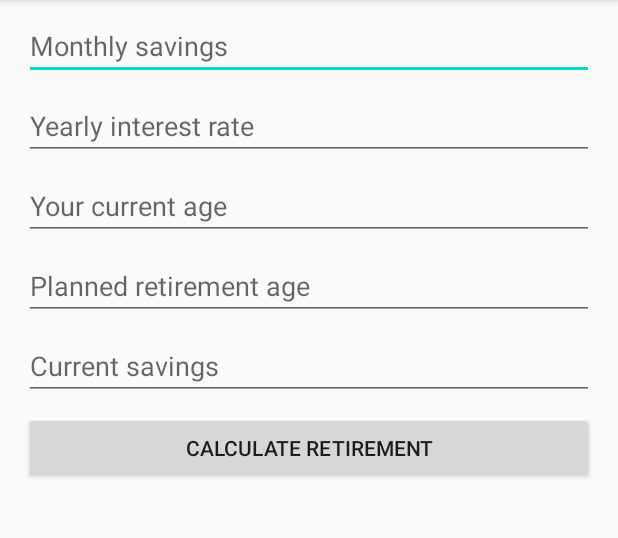
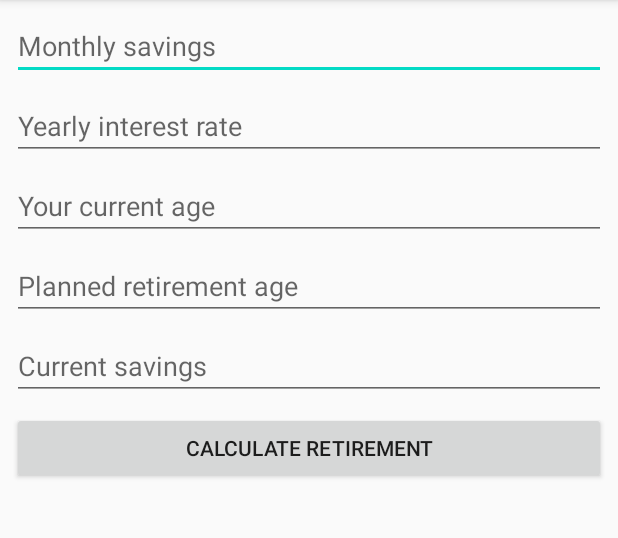
Before and after one commit to suada-haji/CICDDroid, an Android app: the screen it shows after launch (MainActivity), on a phone screen of 412 x 824 dp, the part 84-622 px from its top. Run offline under Robolectric (Android 15) with nearby library versions, the phone set to English and light mode, and no system bars; libraries missing offline, so code that uses them is left out: com.microsoft.appcenter; 3 statements that could not run were skipped.

Commit message:
chore:Change button text, improve UI

```diff
--- a/app/src/main/res/layout/activity_main.xml
+++ b/app/src/main/res/layout/activity_main.xml
@@ -8,7 +8,7 @@
 
     <EditText
         android:id="@+id/monthlySavingsEditText"
-        android:layout_width="380dp"
+        android:layout_width="0dp"
         android:layout_height="45dp"
         android:layout_marginStart="8dp"
         android:layout_marginTop="8dp"
@@ -22,7 +22,7 @@
 
     <EditText
         android:id="@+id/interestEditText"
-        android:layout_width="380dp"
+        android:layout_width="0dp"
         android:layout_height="45dp"
         android:layout_marginStart="8dp"
         android:layout_marginTop="8dp"
@@ -36,7 +36,7 @@
 
     <EditText
         android:id="@+id/ageEditText"
-        android:layout_width="380dp"
+        android:layout_width="0dp"
         android:layout_height="45dp"
         android:layout_marginStart="8dp"
         android:layout_marginTop="8dp"
@@ -50,7 +50,7 @@
 
     <EditText
         android:id="@+id/retirementEditText"
-        android:layout_width="380dp"
+        android:layout_width="0dp"
         android:layout_height="45dp"
         android:layout_marginStart="8dp"
         android:layout_marginTop="8dp"
@@ -64,7 +64,7 @@
 
     <EditText
         android:id="@+id/currentEditText"
-        android:layout_width="380dp"
+        android:layout_width="0dp"
         android:layout_height="45dp"
         android:layout_marginStart="8dp"
         android:layout_marginTop="8dp"
@@ -78,7 +78,7 @@
 
     <Button
         android:id="@+id/calculateButton"
-        android:layout_width="380dp"
+        android:layout_width="0dp"
         android:layout_height="wrap_content"
         android:layout_marginStart="8dp"
         android:layout_marginTop="8dp"
@@ -90,7 +90,7 @@
 
     <TextView
         android:id="@+id/resultTextView"
-        android:layout_width="380dp"
+        android:layout_width="0dp"
         android:layout_height="214dp"
         android:layout_marginStart="8dp"
         android:layout_marginTop="8dp"
```
Also changed, not shown: app/build.gradle (+11 -2 lines).
